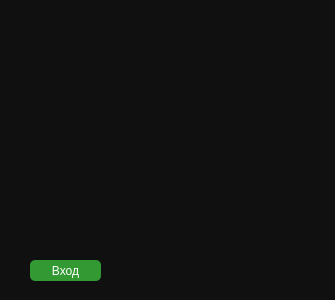
Before: the Qt Designer form ServerDataBase/logregdialog.ui in NikishinRoman/Login, drawn with Qt 5.
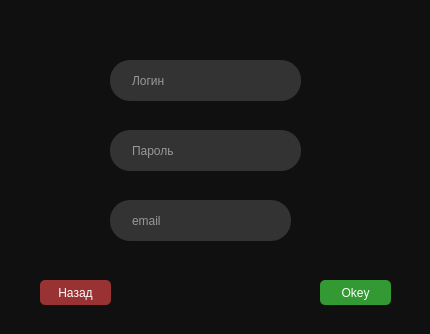
After: the same form once the commit is applied. The open tabs and pages were chosen to show the change. Custom widgets are drawn as their Qt base class.

What changed in the file:
```diff
--- a/ServerDataBase/logregdialog.ui
+++ b/ServerDataBase/logregdialog.ui
@@ -6,8 +6,8 @@
    <rect>
     <x>0</x>
     <y>0</y>
-    <width>335</width>
-    <height>300</height>
+    <width>430</width>
+    <height>334</height>
    </rect>
   </property>
   <property name="windowTitle">
@@ -20,9 +20,9 @@
    <property name="geometry">
     <rect>
      <x>10</x>
-     <y>40</y>
-     <width>351</width>
-     <height>231</height>
+     <y>20</y>
+     <width>411</width>
+     <height>311</height>
     </rect>
    </property>
    <widget class="QWidget" name="SignInPage">
@@ -95,29 +95,170 @@
       <string/>
      </property>
     </widget>
+    <widget class="QPushButton" name="PushButton_SignIn">
+     <property name="geometry">
+      <rect>
+       <x>80</x>
+       <y>220</y>
+       <width>101</width>
+       <height>21</height>
+      </rect>
+     </property>
+     <property name="cursor">
+      <cursorShape>PointingHandCursor</cursorShape>
+     </property>
+     <property name="styleSheet">
+      <string notr="true">Padding: 1px;
+Border-radius: 5px;
+Background: #393;
+Color: #fefefe;</string>
+     </property>
+     <property name="text">
+      <string>Вход</string>
+     </property>
+     <property name="shortcut">
+      <string>Return</string>
+     </property>
+    </widget>
+    <widget class="ClickableLabel" name="RegistrationLink">
+     <property name="geometry">
+      <rect>
+       <x>210</x>
+       <y>280</y>
+       <width>101</width>
+       <height>17</height>
+      </rect>
+     </property>
+     <property name="cursor">
+      <cursorShape>PointingHandCursor</cursorShape>
+     </property>
+     <property name="styleSheet">
+      <string notr="true">Padding: 1px;
+Border-radius: 5px;
+
+Color: #fefefe;</string>
+     </property>
+     <property name="text">
+      <string>Регистрация</string>
+     </property>
+    </widget>
+    <zorder>usernameLine</zorder>
+    <zorder>passwordLine</zorder>
+    <zorder>Loader</zorder>
+    <zorder>label_status</zorder>
+    <zorder>PushButton_SignIn</zorder>
+    <zorder>PushButton_SignIn</zorder>
+    <zorder>RegistrationLink</zorder>
    </widget>
-   <widget class="QWidget" name="RegistrationPage"/>
-  </widget>
-  <widget class="QPushButton" name="PushButton_SignIn">
-   <property name="geometry">
-    <rect>
-     <x>30</x>
-     <y>260</y>
-     <width>71</width>
-     <height>21</height>
-    </rect>
-   </property>
-   <property name="styleSheet">
-    <string notr="true">Padding: 1px;
+   <widget class="QWidget" name="RegistrationPage">
+    <widget class="QPushButton" name="PushButton_backLoginForm">
+     <property name="geometry">
+      <rect>
+       <x>30</x>
+       <y>260</y>
+       <width>71</width>
+       <height>25</height>
+      </rect>
+     </property>
+     <property name="styleSheet">
+      <string notr="true">Padding: 1px;
 Border-radius: 5px;
+Background: #933;
+Color: #fefefe;</string>
+     </property>
+     <property name="text">
+      <string>Назад</string>
+     </property>
+    </widget>
+    <widget class="QPushButton" name="PushButton_StartReg">
+     <property name="geometry">
+      <rect>
+       <x>310</x>
+       <y>260</y>
+       <width>71</width>
+       <height>25</height>
+      </rect>
+     </property>
+     <property name="styleSheet">
+      <string notr="true">Padding: 1px;
+Border-radius: 5px;
 Background: #393;
 Color: #fefefe;</string>
-   </property>
-   <property name="text">
-    <string>Вход</string>
-   </property>
+     </property>
+     <property name="text">
+      <string>Okey</string>
+     </property>
+    </widget>
+    <widget class="QLineEdit" name="lineEdit">
+     <property name="geometry">
+      <rect>
+       <x>100</x>
+       <y>40</y>
+       <width>191</width>
+       <height>41</height>
+      </rect>
+     </property>
+     <property name="styleSheet">
+      <string notr="true">padding-left: 20px;
+padding-right: 20px;
+border-radius: 20px;
+background: #333;
+color: #fefefe;</string>
+     </property>
+     <property name="placeholderText">
+      <string>Логин</string>
+     </property>
+    </widget>
+    <widget class="QLineEdit" name="lineEdit_2">
+     <property name="geometry">
+      <rect>
+       <x>100</x>
+       <y>110</y>
+       <width>191</width>
+       <height>41</height>
+      </rect>
+     </property>
+     <property name="styleSheet">
+      <string notr="true">padding-left: 20px;
+padding-right: 20px;
+border-radius: 20px;
+background: #333;
+color: #fefefe;</string>
+     </property>
+     <property name="placeholderText">
+      <string>Пароль</string>
+     </property>
+    </widget>
+    <widget class="QLineEdit" name="lineEdit_3">
+     <property name="geometry">
+      <rect>
+       <x>100</x>
+       <y>180</y>
+       <width>181</width>
+       <height>41</height>
+      </rect>
+     </property>
+     <property name="styleSheet">
+      <string notr="true">padding-left: 20px;
+padding-right: 20px;
+border-radius: 20px;
+background: #333;
+color: #fefefe;</string>
+     </property>
+     <property name="placeholderText">
+      <string>email</string>
+     </property>
+    </widget>
+   </widget>
   </widget>
  </widget>
+ <customwidgets>
+  <customwidget>
+   <class>ClickableLabel</class>
+   <extends>QLabel</extends>
+   <header location="global">clickablelabel.h</header>
+  </customwidget>
+ </customwidgets>
  <resources/>
  <connections/>
 </ui>
```
Left out of the diff: 14 changed lines with no effect on the pictures.
